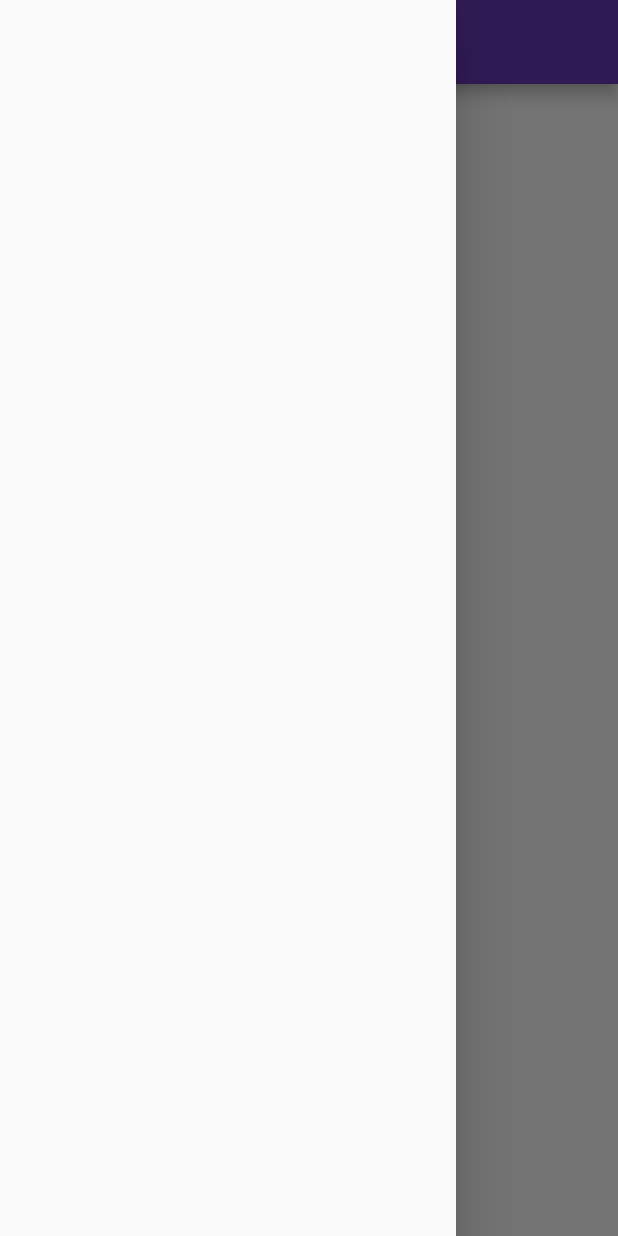
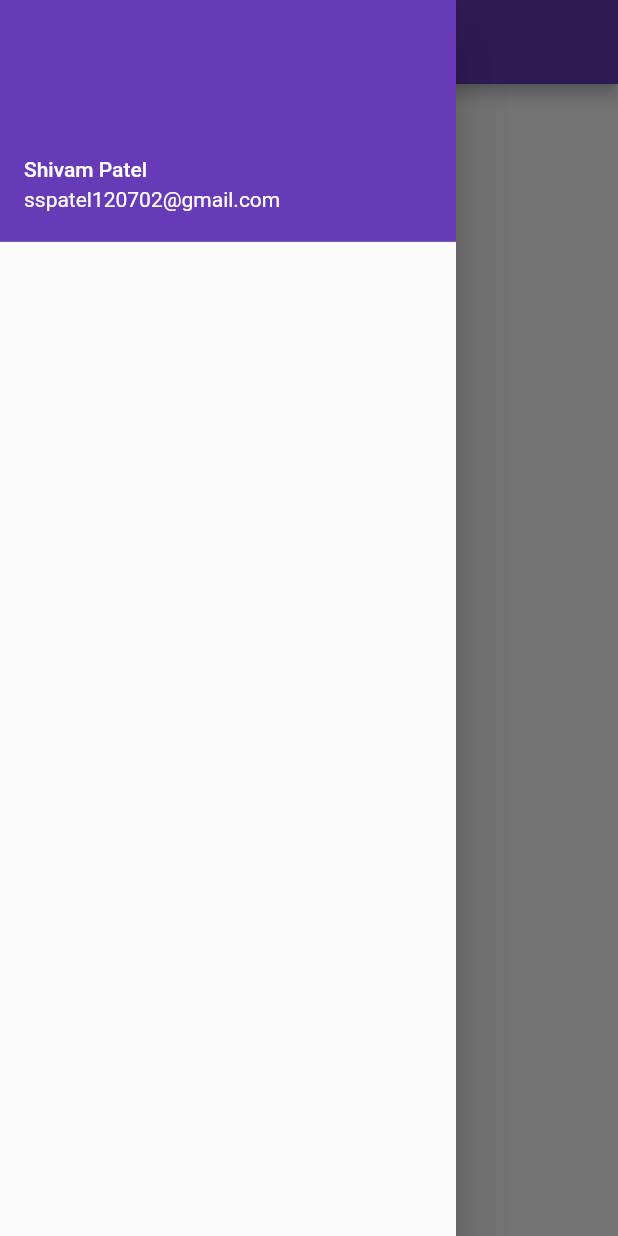
Before and after one commit to Shivam1272/First_App, a Flutter app: the Homepage screen opened by its route, with the side drawer open, on a phone screen of 412 x 824 dp. Run offline on Flutter 3.47's test engine with Material 2 defaults, Android fonts, the phone set to English and light mode, and no system bars; our stand-ins replace bloc.

```diff
--- a/lib/Pages/homepage.dart
+++ b/lib/Pages/homepage.dart
@@ -1,6 +1,7 @@
 // ignore_for_file: prefer_const_constructors
 
 import 'package:flutter/material.dart';
+import 'package:flutter_catalog/widget/drawer.dart';
 
 class Homepage extends StatelessWidget {
   const Homepage({Key? key}) : super(key: key);
@@ -17,7 +18,7 @@ class Homepage extends StatelessWidget {
           child: Text("My App"),
         ),
       ),
-      drawer: Drawer(),
+      drawer: MyDrawer(),
     );
   }
 }
--- /dev/null
+++ b/lib/bloc/counter_event.dart
@@ -0,0 +1,4 @@
+part of 'counter_bloc.dart';
+
+@immutable
+abstract class CounterEvent {}
--- /dev/null
+++ b/lib/bloc/counter_state.dart
@@ -0,0 +1,6 @@
+part of 'counter_bloc.dart';
+
+@immutable
+abstract class CounterState {}
+
+class CounterInitial extends CounterState {}
--- /dev/null
+++ b/lib/utils/routes.dart
@@ -0,0 +1,4 @@
+class MyRoutes {
+  static String loginroutes = "/login";
+  static String homeroutes = "/home";
+}
--- /dev/null
+++ b/lib/widget/drawer.dart
@@ -0,0 +1,27 @@
+// ignore_for_file: prefer_const_constructors
+
+import 'package:flutter/material.dart';
+
+// ignore: use_key_in_widget_constructors
+class MyDrawer extends StatelessWidget {
+  @override
+  Widget build(BuildContext context) {
+    return Drawer(
+      child: ListView(
+        padding: EdgeInsets.zero,
+        // ignore: prefer_const_literals_to_create_immutables
+        children: [
+          DrawerHeader(
+            decoration: BoxDecoration(color: Colors.deepPurple),
+            padding: EdgeInsets.zero,
+            child: UserAccountsDrawerHeader(
+              margin: EdgeInsets.zero,
+              accountName: Text("Shivam Patel"),
+              accountEmail: Text("sspatel120702@gmail.com"),
+            ),
+          )
+        ],
+      ),
+    );
+  }
+}
```
Also changed, not shown: lib/Pages/loginpage.dart (+80 -10 lines), lib/bloc/counter_bloc.dart (added, +13 -0 lines), lib/widget/main.dart (renamed from lib/main.dart, +6 -2 lines), assets/images/hey.png (added), 1 other file.
